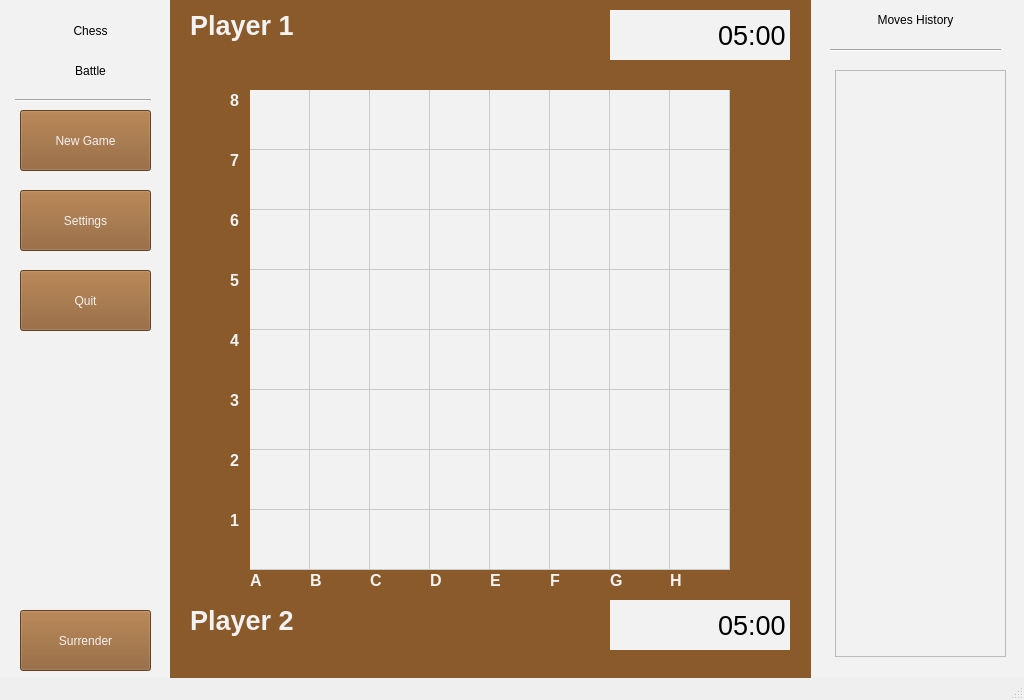
First picture: the form in view.ui, repository MRadzynski/ChessBattle, before the edit.
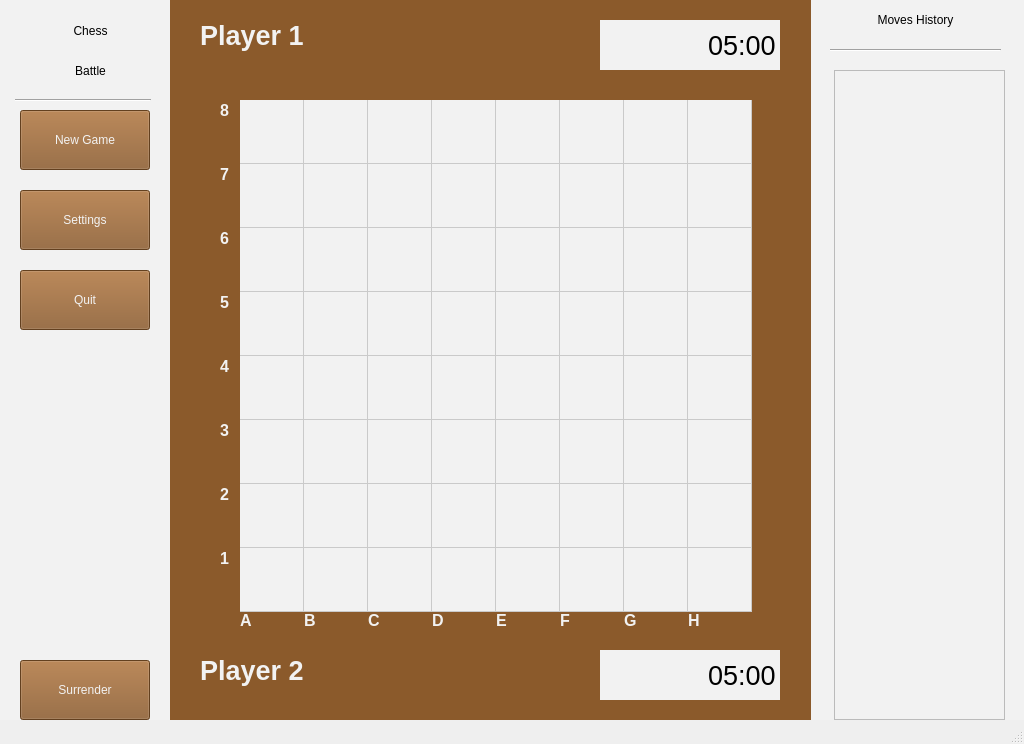
Second picture: the form after the edit. Icons and pictures are not drawn.

Commit message: Fix visual issues

```diff
--- a/view.ui
+++ b/view.ui
@@ -7,7 +7,7 @@
     <x>0</x>
     <y>0</y>
     <width>1024</width>
-    <height>700</height>
+    <height>744</height>
    </rect>
   </property>
   <property name="windowTitle">
@@ -20,13 +20,19 @@
    </size>
   </property>
   <widget class="QWidget" name="centralwidget">
+   <property name="sizePolicy">
+    <sizepolicy hsizetype="Fixed" vsizetype="Fixed">
+     <horstretch>0</horstretch>
+     <verstretch>0</verstretch>
+    </sizepolicy>
+   </property>
    <widget class="QWidget" name="widget" native="true">
     <property name="geometry">
      <rect>
       <x>0</x>
       <y>0</y>
       <width>170</width>
-      <height>700</height>
+      <height>720</height>
      </rect>
     </property>
     <property name="styleSheet">
@@ -96,8 +102,8 @@
       <rect>
        <x>20</x>
        <y>110</y>
-       <width>131</width>
-       <height>61</height>
+       <width>130</width>
+       <height>60</height>
       </rect>
      </property>
      <property name="styleSheet">
@@ -117,8 +123,8 @@
       <rect>
        <x>20</x>
        <y>190</y>
-       <width>131</width>
-       <height>61</height>
+       <width>130</width>
+       <height>60</height>
       </rect>
      </property>
      <property name="styleSheet">
@@ -138,8 +144,8 @@
       <rect>
        <x>20</x>
        <y>270</y>
-       <width>131</width>
-       <height>61</height>
+       <width>130</width>
+       <height>60</height>
       </rect>
      </property>
      <property name="styleSheet">
@@ -158,9 +164,9 @@
      <property name="geometry">
       <rect>
        <x>20</x>
-       <y>610</y>
-       <width>131</width>
-       <height>61</height>
+       <y>660</y>
+       <width>130</width>
+       <height>60</height>
       </rect>
      </property>
      <property name="styleSheet">
@@ -189,7 +195,7 @@
       <x>810</x>
       <y>0</y>
       <width>230</width>
-      <height>700</height>
+      <height>720</height>
      </rect>
     </property>
     <property name="styleSheet">
@@ -231,10 +237,10 @@
     <widget class="QListWidget" name="moves_history_container">
      <property name="geometry">
       <rect>
-       <x>25</x>
+       <x>24</x>
        <y>70</y>
        <width>171</width>
-       <height>587</height>
+       <height>650</height>
       </rect>
      </property>
     </widget>
@@ -245,7 +251,7 @@
       <x>170</x>
       <y>0</y>
       <width>641</width>
-      <height>700</height>
+      <height>720</height>
      </rect>
     </property>
     <property name="styleSheet">
@@ -254,8 +260,8 @@
     <widget class="QWidget" name="widget_4" native="true">
      <property name="geometry">
       <rect>
-       <x>20</x>
-       <y>10</y>
+       <x>10</x>
+       <y>20</y>
        <width>600</width>
        <height>60</height>
       </rect>
@@ -263,7 +269,7 @@
      <widget class="QLabel" name="label_4">
       <property name="geometry">
        <rect>
-        <x>0</x>
+        <x>20</x>
         <y>0</y>
         <width>180</width>
         <height>60</height>
@@ -368,46 +374,12 @@
     <widget class="QWidget" name="widget_5" native="true">
      <property name="geometry">
       <rect>
-       <x>20</x>
-       <y>590</y>
+       <x>10</x>
+       <y>640</y>
        <width>600</width>
        <height>60</height>
       </rect>
      </property>
-     <widget class="QLabel" name="label_7">
-      <property name="geometry">
-       <rect>
-        <x>0</x>
-        <y>0</y>
-        <width>180</width>
-        <height>60</height>
-       </rect>
-      </property>
-      <property name="minimumSize">
-       <size>
-        <width>180</width>
-        <height>60</height>
-       </size>
-      </property>
-      <property name="maximumSize">
-       <size>
-        <width>180</width>
-        <height>60</height>
-       </size>
-      </property>
-      <property name="font">
-       <font>
-        <pointsize>20</pointsize>
-        <bold>true</bold>
-       </font>
-      </property>
-      <property name="styleSheet">
-       <string notr="true">color: rgb(242, 242, 242);</string>
-      </property>
-      <property name="text">
-       <string>Player 2</string>
-      </property>
-     </widget>
      <widget class="QTimeEdit" name="player_2_timer">
       <property name="geometry">
        <rect>
@@ -470,7 +442,7 @@
         <second>0</second>
         <year>1999</year>
         <month>12</month>
-        <day>31</day>
+        <day>30</day>
        </datetime>
       </property>
       <property name="minimumTime">
@@ -491,13 +463,47 @@
        </time>
       </property>
      </widget>
+     <widget class="QLabel" name="label_7">
+      <property name="geometry">
+       <rect>
+        <x>20</x>
+        <y>0</y>
+        <width>180</width>
+        <height>60</height>
+       </rect>
+      </property>
+      <property name="minimumSize">
+       <size>
+        <width>180</width>
+        <height>60</height>
+       </size>
+      </property>
+      <property name="maximumSize">
+       <size>
+        <width>180</width>
+        <height>60</height>
+       </size>
+      </property>
+      <property name="font">
+       <font>
+        <pointsize>20</pointsize>
+        <bold>true</bold>
+       </font>
+      </property>
+      <property name="styleSheet">
+       <string notr="true">color: rgb(242, 242, 242);</string>
+      </property>
+      <property name="text">
+       <string>Player 2</string>
+      </property>
+     </widget>
     </widget>
     <widget class="QLabel" name="label_8">
      <property name="geometry">
       <rect>
-       <x>80</x>
-       <y>570</y>
-       <width>63</width>
+       <x>70</x>
+       <y>610</y>
+       <width>64</width>
        <height>20</height>
       </rect>
      </property>
@@ -517,9 +523,9 @@
     <widget class="QLabel" name="label_9">
      <property name="geometry">
       <rect>
-       <x>140</x>
-       <y>570</y>
-       <width>63</width>
+       <x>134</x>
+       <y>610</y>
+       <width>64</width>
        <height>20</height>
       </rect>
      </property>
@@ -539,9 +545,9 @@
     <widget class="QLabel" name="label_10">
      <property name="geometry">
       <rect>
-       <x>200</x>
-       <y>570</y>
-       <width>63</width>
+       <x>198</x>
+       <y>610</y>
+       <width>64</width>
        <height>20</height>
       </rect>
      </property>
@@ -561,9 +567,9 @@
     <widget class="QLabel" name="label_11">
      <property name="geometry">
       <rect>
-       <x>260</x>
-       <y>570</y>
-       <width>63</width>
+       <x>262</x>
+       <y>610</y>
+       <width>62</width>
        <height>20</height>
       </rect>
      </property>
@@ -583,9 +589,9 @@
     <widget class="QLabel" name="label_12">
      <property name="geometry">
       <rect>
-       <x>320</x>
-       <y>570</y>
-       <width>63</width>
+       <x>326</x>
+       <y>610</y>
+       <width>64</width>
        <height>20</height>
       </rect>
      </property>
@@ -605,9 +611,9 @@
     <widget class="QLabel" name="label_13">
      <property name="geometry">
       <rect>
-       <x>380</x>
-       <y>570</y>
-       <width>63</width>
+       <x>390</x>
+       <y>610</y>
+       <width>64</width>
        <height>20</height>
       </rect>
      </property>
@@ -627,9 +633,9 @@
     <widget class="QLabel" name="label_14">
      <property name="geometry">
       <rect>
-       <x>440</x>
-       <y>570</y>
-       <width>63</width>
+       <x>454</x>
+       <y>610</y>
+       <width>64</width>
        <height>20</height>
       </rect>
      </property>
@@ -649,9 +655,9 @@
     <widget class="QLabel" name="label_15">
      <property name="geometry">
       <rect>
-       <x>500</x>
-       <y>570</y>
-       <width>63</width>
+       <x>518</x>
+       <y>610</y>
+       <width>64</width>
        <height>20</height>
       </rect>
      </property>
@@ -671,8 +677,8 @@
     <widget class="QLabel" name="label_16">
      <property name="geometry">
       <rect>
-       <x>60</x>
-       <y>510</y>
+       <x>50</x>
+       <y>548</y>
        <width>16</width>
        <height>20</height>
       </rect>
@@ -693,8 +699,8 @@
     <widget class="QLabel" name="label_17">
      <property name="geometry">
       <rect>
-       <x>60</x>
-       <y>450</y>
+       <x>50</x>
+       <y>484</y>
        <width>16</width>
        <height>20</height>
       </rect>
@@ -715,8 +721,8 @@
     <widget class="QLabel" name="label_18">
      <property name="geometry">
       <rect>
-       <x>60</x>
-       <y>390</y>
+       <x>50</x>
+       <y>420</y>
        <width>16</width>
        <height>20</height>
       </rect>
@@ -737,8 +743,8 @@
     <widget class="QLabel" name="label_19">
      <property name="geometry">
       <rect>
-       <x>60</x>
-       <y>330</y>
+       <x>50</x>
+       <y>356</y>
        <width>16</width>
        <height>20</height>
       </rect>
@@ -759,8 +765,8 @@
     <widget class="QLabel" name="label_20">
      <property name="geometry">
       <rect>
-       <x>60</x>
-       <y>270</y>
+       <x>50</x>
+       <y>292</y>
        <width>16</width>
        <height>20</height>
       </rect>
@@ -781,8 +787,8 @@
     <widget class="QLabel" name="label_21">
      <property name="geometry">
       <rect>
-       <x>60</x>
-       <y>210</y>
+       <x>50</x>
+       <y>228</y>
        <width>16</width>
        <height>20</height>
       </rect>
@@ -803,8 +809,8 @@
     <widget class="QLabel" name="label_22">
      <property name="geometry">
       <rect>
-       <x>60</x>
-       <y>150</y>
+       <x>50</x>
+       <y>164</y>
        <width>16</width>
        <height>20</height>
       </rect>
@@ -825,8 +831,8 @@
     <widget class="QLabel" name="label_23">
      <property name="geometry">
       <rect>
-       <x>60</x>
-       <y>90</y>
+       <x>50</x>
+       <y>100</y>
        <width>16</width>
        <height>20</height>
       </rect>
@@ -847,10 +853,10 @@
     <widget class="QTableWidget" name="chessBoardTable">
      <property name="geometry">
       <rect>
-       <x>80</x>
-       <y>90</y>
-       <width>480</width>
-       <height>480</height>
+       <x>70</x>
+       <y>100</y>
+       <width>512</width>
+       <height>512</height>
       </rect>
      </property>
      <property name="styleSheet">
@@ -875,6 +881,9 @@
      <property name="autoScroll">
       <bool>true</bool>
      </property>
+     <property name="gridStyle">
+      <enum>Qt::SolidLine</enum>
+     </property>
      <property name="rowCount">
       <number>8</number>
      </property>
@@ -885,10 +894,10 @@
       <bool>false</bool>
      </attribute>
      <attribute name="horizontalHeaderMinimumSectionSize">
-      <number>60</number>
+      <number>64</number>
      </attribute>
      <attribute name="horizontalHeaderDefaultSectionSize">
-      <number>60</number>
+      <number>64</number>
      </attribute>
      <attribute name="horizontalHeaderHighlightSections">
       <bool>false</bool>
@@ -897,10 +906,10 @@
       <bool>false</bool>
      </attribute>
      <attribute name="verticalHeaderMinimumSectionSize">
-      <number>60</number>
+      <number>64</number>
      </attribute>
      <attribute name="verticalHeaderDefaultSectionSize">
-      <number>60</number>
+      <number>64</number>
      </attribute>
      <attribute name="verticalHeaderHighlightSections">
       <bool>false</bool>
```
The commit also changes 1 other file.
